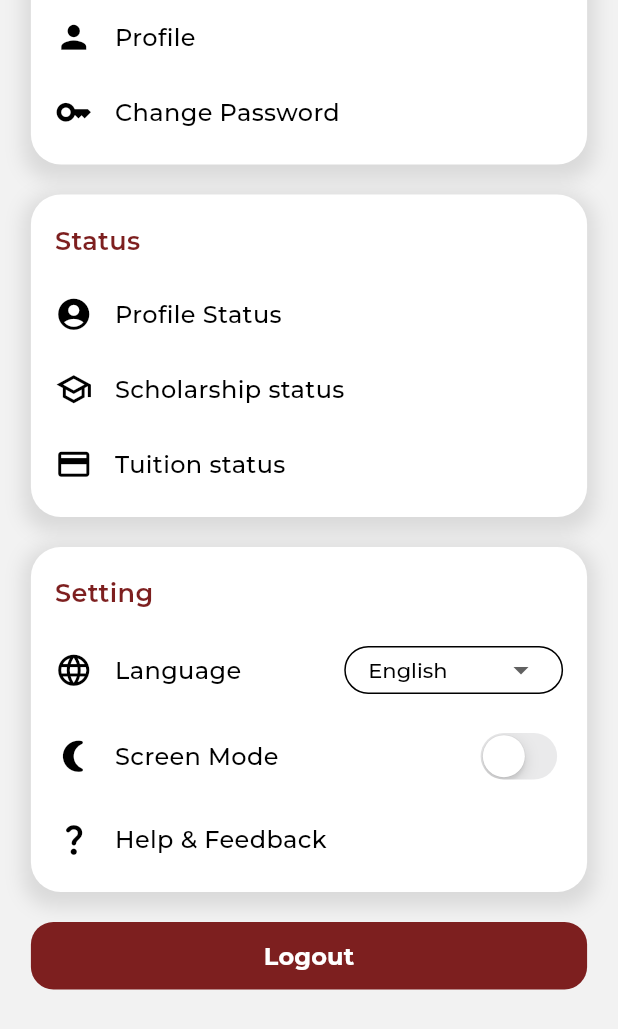
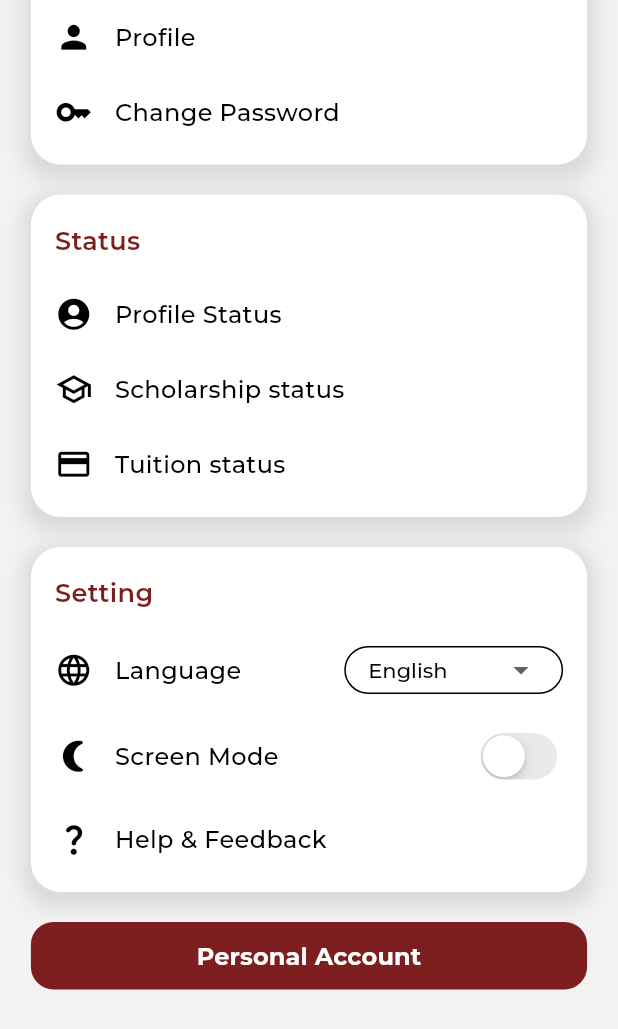
Before and after one commit to NgTrHung27/StudyAbroad_MobileApp, a Flutter app: the Profile screen opened by its route, scrolled down 226 dp, on a phone screen of 412 x 824 dp. Shown: the top 1029 px of the screen. Run offline on Flutter 3.47's test engine with Material 3 defaults, Android fonts, the phone set to English and light mode, and no system bars; our stand-ins replace bloc, cached_network_image, carousel_slider, equatable, flutter_bloc, flutter_html and 5 more; missing offline and left inert: bottom_picker, dart:ffi; accounts and stored records are empty; generated files the repository leaves out were written again; network calls fail.

Commit message:
fix some UI + Update Language

```diff
--- a/lib/components/language/app_en.arb
+++ b/lib/components/language/app_en.arb
@@ -22,7 +22,8 @@
   "profile_setting_Language": "Language",
   "profile_setting_Screenmode": "Screen Mode",
   "profile_setting_Support": "Help & Feedback",
-  "profile_logout": "Logout",
+  "profile_logout_ss1": "Logout",
+  "profile_logout_ss2": "Personal Account",
   "logout_1": "Join with \nus to manage your future",
   "logout_2": "Create account to manage your account today",
   "logout_3_signup": "Sign Up",
--- a/lib/components/language/app_ko.arb
+++ b/lib/components/language/app_ko.arb
@@ -22,7 +22,8 @@
   "profile_setting_Language": "언어",
   "profile_setting_Screenmode": "화면 모드",
   "profile_setting_Support": "도움말 및 피드백",
-  "profile_logout": "로그아웃",
+  "profile_logout_ss1": "로그아웃",
+  "profile_logout_ss2": "개인 계정",
   "logout_1": "당신의 미래를 관리하기 위해 우리와 함께 하세요",
   "logout_2": "오늘 계정을 관리하려면 계정을 만드세요",
   "logout_3_signup": "가입하기",
--- a/lib/components/language/app_vn.arb
+++ b/lib/components/language/app_vn.arb
@@ -22,7 +22,8 @@
   "profile_setting_Language": "Ngôn ngữ",
   "profile_setting_Screenmode": "Giao diện",
   "profile_setting_Support": "Hỗ trợ",
-  "profile_logout": "Đăng xuất",
+  "profile_logout_ss1": "Đăng xuất",
+  "profile_logout_ss2": "Tài khoản cá nhân",
   "logout_1": "Cùng chúng tôi để xây dựng tương lai của bạn",
   "logout_2": "Tạo tài khoản để quản lý tài khoản của bạn ngay hôm nay",
   "logout_3_signup": "Đăng ký",
--- a/lib/screens/news/news_page.dart
+++ b/lib/screens/news/news_page.dart
@@ -30,7 +30,7 @@ class _NewsPageState extends BasePageState<NewsPage> {
     //theme
     final isDarkMode = context.select(
         (ThemeSettingCubit cubit) => cubit.state.brightness == Brightness.dark);
-    final textColor = isDarkMode ? Colors.black : AppColor.redButton;
+    final textColor = isDarkMode ? Colors.white : AppColor.redButton;
     //Language
     final localizations = AppLocalizations.of(context);
     final hintText =
--- a/lib/screens/profiles/profile.dart
+++ b/lib/screens/profiles/profile.dart
@@ -49,6 +49,7 @@ class _UserProfileState extends BasePageState<Profile> {
   @override
   Widget build(BuildContext context) {
     final userAuth = this.userAuth;
+    bool isLoggedIn = this.isLoggedIn;
     final localizations = AppLocalizations.of(context);
     final hello =
         localizations != null ? localizations.home_hello : 'Default Text';
@@ -82,8 +83,13 @@ class _UserProfileState extends BasePageState<Profile> {
     final setting3 = localizations != null
         ? localizations.profile_setting_Support
         : 'Default Text';
-    final logout =
-        localizations != null ? localizations.profile_logout : 'Default Text';
+    final logout = localizations != null
+        ? localizations.profile_logout_ss1
+        : 'Default Text';
+    final logout2 = localizations != null
+        ? localizations.profile_logout_ss2
+        : 'Default Text';
+    final logoutText = isLoggedIn ? logout : logout2;
 
     final screenHeight = MediaQuery.of(context).size.height;
     final backgroundColor = context.select(
@@ -117,7 +123,6 @@ class _UserProfileState extends BasePageState<Profile> {
                         avatarImgUrl: userAuth?.student.school.logo != null
                             ? userAuth!.student.school.logo
                             : null, // Sử dụng hình ảnh từ API nếu có
-
                         avatarImgPath: 'assets/logo/logo_red.png',
                       ),
                     ],
@@ -198,7 +203,7 @@ class _UserProfileState extends BasePageState<Profile> {
                       userLogout(context);
                       Navigator.pushNamed(context, '/logout');
                     },
-                    child: TextMonserats(logout,
+                    child: TextMonserats(logoutText,
                         color: Colors.white,
                         fontSize: 16,
                         fontWeight: FontWeight.w700),
```
Also changed, not shown: lib/screens/Authentication/register_page.dart (+6 -6 lines), lib/screens/home/base_lang.dart (+8 -4 lines), lib/screens/notifications/notifications_page.dart (+6 -4 lines).
